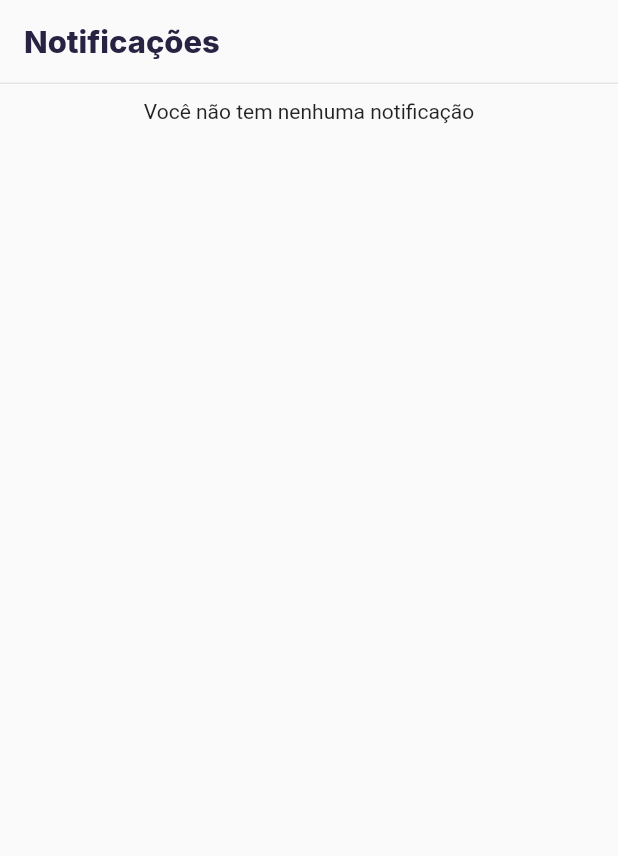
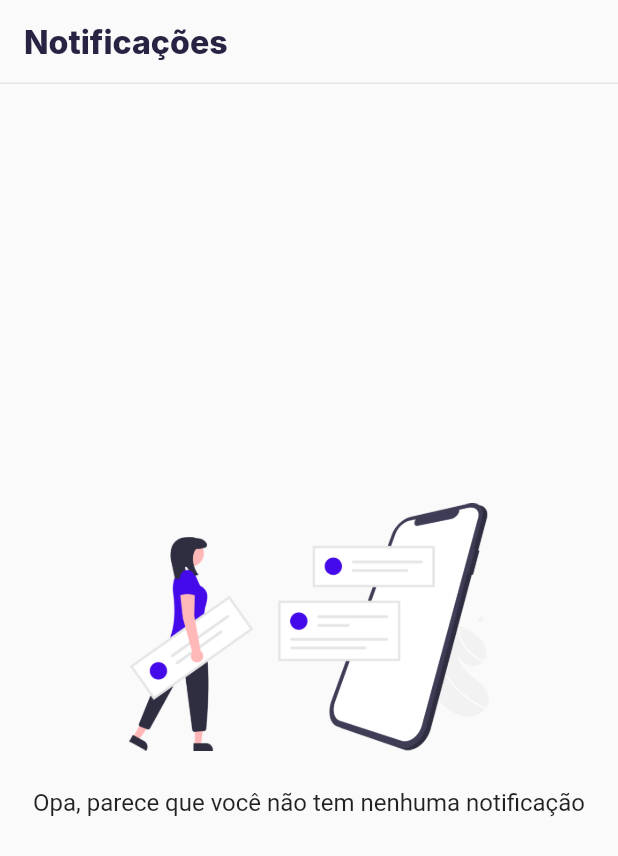
Before and after one commit to mvelosos/eveenz-mobile, a Flutter app: the NotificationsPage screen opened by its route, on a phone screen of 412 x 824 dp. Shown: the top 856 px of the screen. Run offline on Flutter 3.47's test engine with Material 2 defaults, Android fonts, the phone set to English and light mode, and no system bars; our stand-ins replace auto_size_text, carousel_slider, dartz, device_preview, dio, font_awesome_flutter and 13 more; missing offline and left inert: action_cable, flutter_facebook_auth, onesignal_flutter; accounts and stored records are empty; network calls fail.

Commit message:
wip notifications_page

```diff
--- a/lib/app/pages/notifications/notifications_page.dart
+++ b/lib/app/pages/notifications/notifications_page.dart
@@ -74,7 +74,7 @@ class _NotificationsPageState extends State<NotificationsPage> {
           title: Text(
             'Notificações',
             style: GoogleFonts.inter(
-              fontSize: size.height * .025,
+              fontSize: size.height * .026,
               color: AppColors.darkPurple,
               fontWeight: FontWeight.w800,
             ),
@@ -121,14 +121,24 @@ class _NotificationsPageState extends State<NotificationsPage> {
                             return SizedBox.shrink();
                           },
                         )
-                      : ListView(
-                          children: [
-                            SizedBox(height: 10),
-                            Text(
-                              'Você não tem nenhuma notificação',
-                              textAlign: TextAlign.center,
-                            ),
-                          ],
+                      : Center(
+                          child: Column(
+                            mainAxisAlignment: MainAxisAlignment.center,
+                            children: [
+                              Image(
+                                image: AssetImage(
+                                  'assets/images/no_notifications.png',
+                                ),
+                                height: constraints.maxHeight * .2,
+                              ),
+                              SizedBox(height: 25),
+                              Text(
+                                'Opa, parece que você não tem nenhuma notificação',
+                                textAlign: TextAlign.center,
+                                style: TextStyle(fontSize: 16),
+                              ),
+                            ],
+                          ),
                         ),
                 ),
                 // TextButton(
```
Also changed, not shown: assets/images/no_notifications.png (added).
